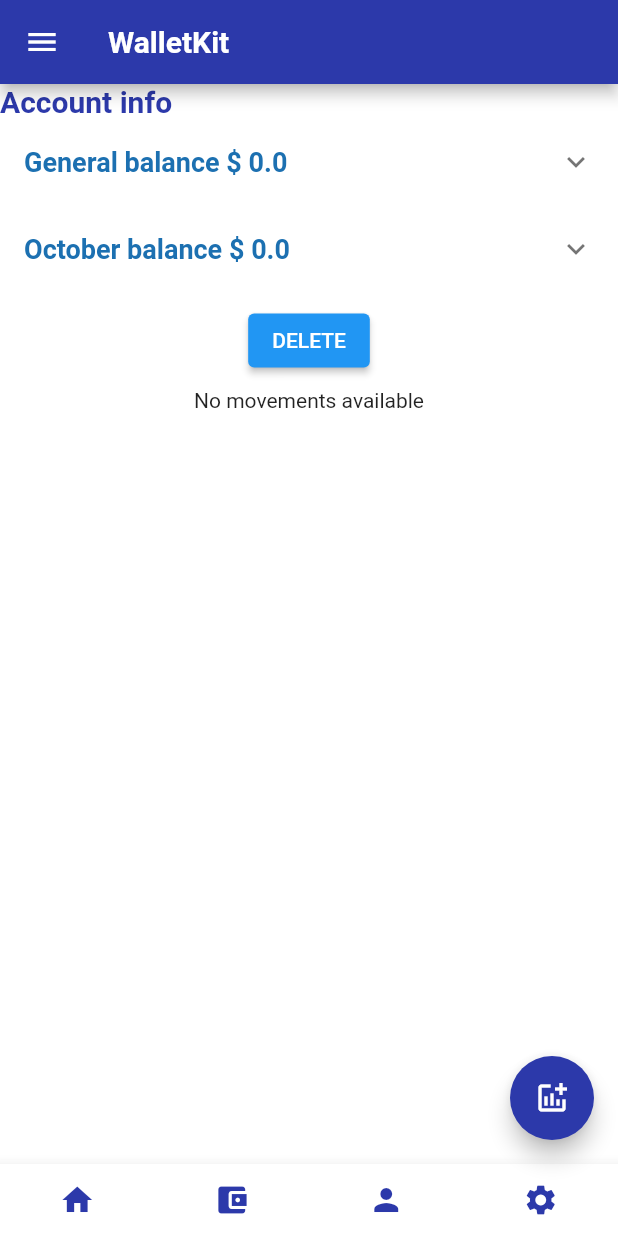
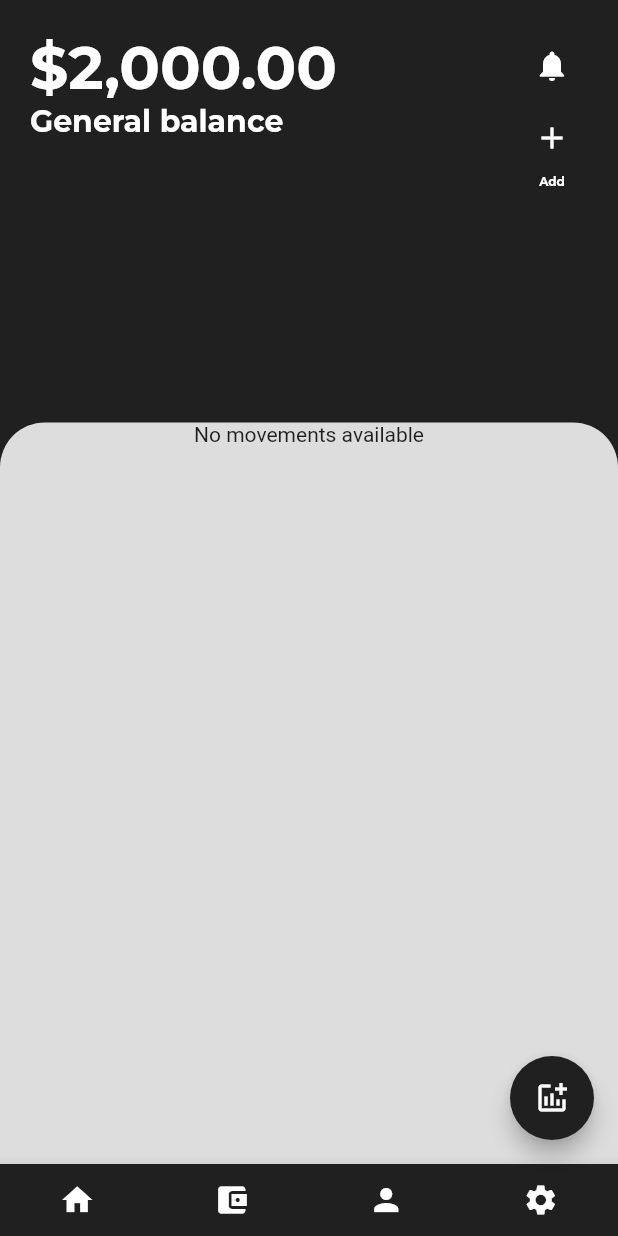
Before and after one commit to Alexjes98/WalletKit, a Flutter app: the screen it shows after launch, on a phone screen of 412 x 824 dp. Run offline on Flutter 3.47's test engine with Material 2 defaults, Android fonts, the phone set to English and light mode, and no system bars; drawn by our look-alikes of flutter_expandable_fab; our stand-ins replace flutter_secure_storage, google_fonts; missing offline and left inert: encrypt, flutter_iconpicker; statements that could not run were skipped.

Commit message:
home page refinement

```diff
--- a/lib/constants/app_colors.dart
+++ b/lib/constants/app_colors.dart
@@ -1,13 +1,15 @@
 import 'package:flutter/material.dart';
 
 const Color white = Color(0xffFFFFFF);
-const Color primaryColor = Color.fromARGB(255, 44, 57, 170);
-const Color primaryLight = Color(0xff5C6BC0);
+const Color primaryColor = Color.fromARGB(255, 32, 32, 32);
+const Color primaryContrast = Color.fromARGB(255, 255, 255, 255);
+
+const Color primaryLight = Color.fromARGB(255, 44, 44, 44);
 const Color primaryVariant = Color(0xff414BB2);
-const Color secondaryColor = Color.fromARGB(255, 235, 235, 235);
+const Color secondaryColor = Color.fromARGB(255, 221, 221, 221);
 
-const Color expenseColor = Color.fromARGB(255, 218, 0, 55);
-const Color earnColor = Color.fromARGB(255, 12, 167, 102);
+const Color expenseColor = Color.fromARGB(255, 218, 0, 11);
+const Color earnColor = Color.fromARGB(255, 2, 196, 115);
 const Color balanceColor = Color.fromARGB(255, 28, 112, 177);
 
 const Color backgroundColor = Color.fromARGB(255, 255, 255, 255);
--- a/lib/pages/home_page.dart
+++ b/lib/pages/home_page.dart
@@ -8,6 +8,7 @@ import 'package:flutter_expandable_fab/flutter_expandable_fab.dart';
 
 import 'package:wallet_kit/services/movements.dart';
 import 'package:wallet_kit/widgets/last_movements_list.dart';
+import 'package:google_fonts/google_fonts.dart';
 
 class HomePage extends StatefulWidget {
   const HomePage({Key? key}) : super(key: key);
@@ -22,24 +23,97 @@ class _HomePageState extends State<HomePage> {
     return SafeArea(
       child: Scaffold(
         backgroundColor: backgroundColor,
-        appBar: ConstAppBar,
         body: Column(
           children: [
-            BalanceDisplay(),
-            ButtonBar(
-              alignment: MainAxisAlignment.center,
-              children: [
-                ElevatedButton(
-                  onPressed: () async {
-                    MovementsService movementsService = MovementsService();
-                    await movementsService.deleteAllEncryptedMovements();
-                    setState(() {});
-                  },
-                  child: const Text('DELETE'),
-                ),
-              ],
+            Expanded(
+              child: Stack(
+                alignment: AlignmentDirectional.topStart,
+                children: [
+                  Container(
+                      padding: const EdgeInsets.symmetric(
+                          horizontal: 20, vertical: 20),
+                      width: MediaQuery.of(context).size.width,
+                      height: MediaQuery.of(context).size.height * 0.4,
+                      decoration: const BoxDecoration(
+                        color: primaryColor,
+                      ),
+                      child: Column(
+                        children: [
+                          Expanded(
+                            child: Row(
+                              mainAxisAlignment: MainAxisAlignment.spaceBetween,
+                              crossAxisAlignment: CrossAxisAlignment.start,
+                              children: [
+                                Column(
+                                  crossAxisAlignment: CrossAxisAlignment.start,
+                                  children: [
+                                    Text(
+                                      '\$2,000.00',
+                                      style: GoogleFonts.montserrat(
+                                        fontSize: 40,
+                                        fontWeight: FontWeight.bold,
+                                        color: Colors.white,
+                                      ),
+                                    ),
+                                    Text(
+                                      'General balance',
+                                      style: GoogleFonts.montserrat(
+                                        fontSize: 20,
+                                        fontWeight: FontWeight.bold,
+                                        color: Colors.white,
+                                      ),
+                                    ),
+                                  ],
+                                ),
+                                Column(
+                                  children: [
+                                    IconButton(
+                                      onPressed: () => {},
+                                      icon: Icon(Icons.notifications),
+                                      color: Colors.white,
+                                    ),
+                                    IconButton(
+                                      onPressed: () => {},
+                                      icon: Icon(Icons.add),
+                                      color: Colors.white,
+                                    ),
+                                    Text(
+                                      'Add',
+                                      style: GoogleFonts.montserrat(
+                                        fontSize: 8,
+                                        fontWeight: FontWeight.bold,
+                                        color: white,
+                                      ),
+                                    ),
+                                  ],
+                                )
+                              ],
+                            ),
+                          ),
+                        ],
+                      )),
+                  Positioned(
+                    bottom: 0,
+                    child: Container(
+                      width: MediaQuery.of(context).size.width,
+                      height: MediaQuery.of(context).size.height * 0.6,
+                      decoration: const BoxDecoration(
+                        color: secondaryColor,
+                        borderRadius: BorderRadius.only(
+                          topLeft: Radius.circular(30),
+                          topRight: Radius.circular(30),
+                        ),
+                      ),
+                      child: Column(
+                        children: [
+                          Expanded(child: LastMovementsList()),
+                        ],
+                      ),
+                    ),
+                  ),
+                ],
+              ),
             ),
-            Expanded(child: LastMovementsList())
           ],
         ),
         bottomNavigationBar: const WalletNavBar(),
--- a/lib/widgets/common/bottom_nav_bar.dart
+++ b/lib/widgets/common/bottom_nav_bar.dart
@@ -7,29 +7,29 @@ class WalletNavBar extends StatelessWidget {
   @override
   Widget build(BuildContext context) {
     return BottomAppBar(
-      color: backgroundColor,
+      color: primaryColor,
       child: Row(
         mainAxisAlignment: MainAxisAlignment.spaceAround,
         children: [
           IconButton(
             onPressed: () => Navigator.pushReplacementNamed(context, '/'),
             icon: const Icon(Icons.home),
-            color: primaryColor,
+            color: backgroundColor,
           ),
           IconButton(
             onPressed: () => Navigator.pushNamed(context, '/movements'),
             icon: const Icon(Icons.account_balance_wallet),
-            color: primaryColor,
+            color: backgroundColor,
           ),
           IconButton(
             onPressed: () => Navigator.pushNamed(context, '/profile'),
             icon: const Icon(Icons.person),
-            color: primaryColor,
+            color: backgroundColor,
           ),
           IconButton(
             onPressed: () => Navigator.pushNamed(context, '/settings'),
             icon: const Icon(Icons.settings),
-            color: primaryColor,
+            color: backgroundColor,
           ),
         ],
       ),
--- a/pubspec.yaml
+++ b/pubspec.yaml
@@ -33,6 +33,7 @@ dependencies:
   flutter_secure_storage: ^5.0.3 # for secure storage
   encrypt: ^5.0.1 # for encryption
   flutter_iconpicker: ^3.2.4 # for icon picker
+  google_fonts: ^6.1.0 # for fonts
 
   flutter_expandable_fab: ^1.5.1
   # The following adds the Cupertino Icons font to your application.
```
Also changed, not shown: lib/utils/formater.dart (added, +16 -0 lines), lib/widgets/last_movements_list.dart (+53 -15 lines), pubspec.lock, 1 other file.
